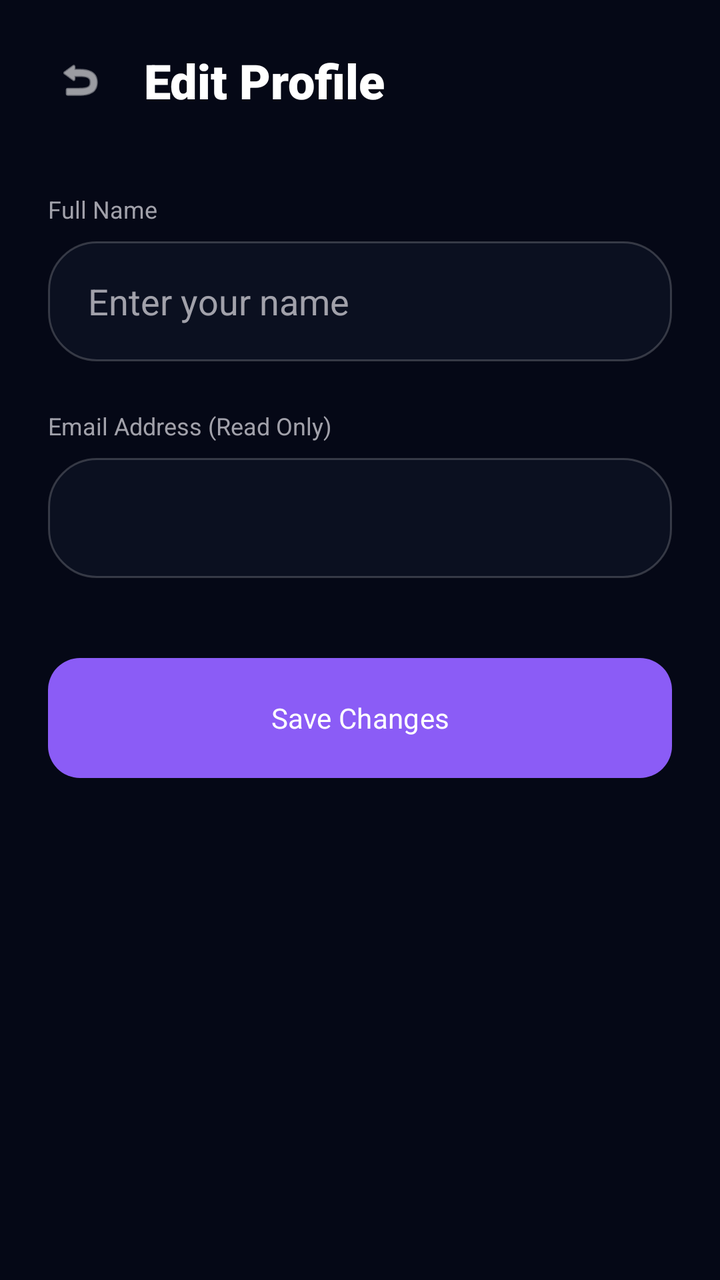
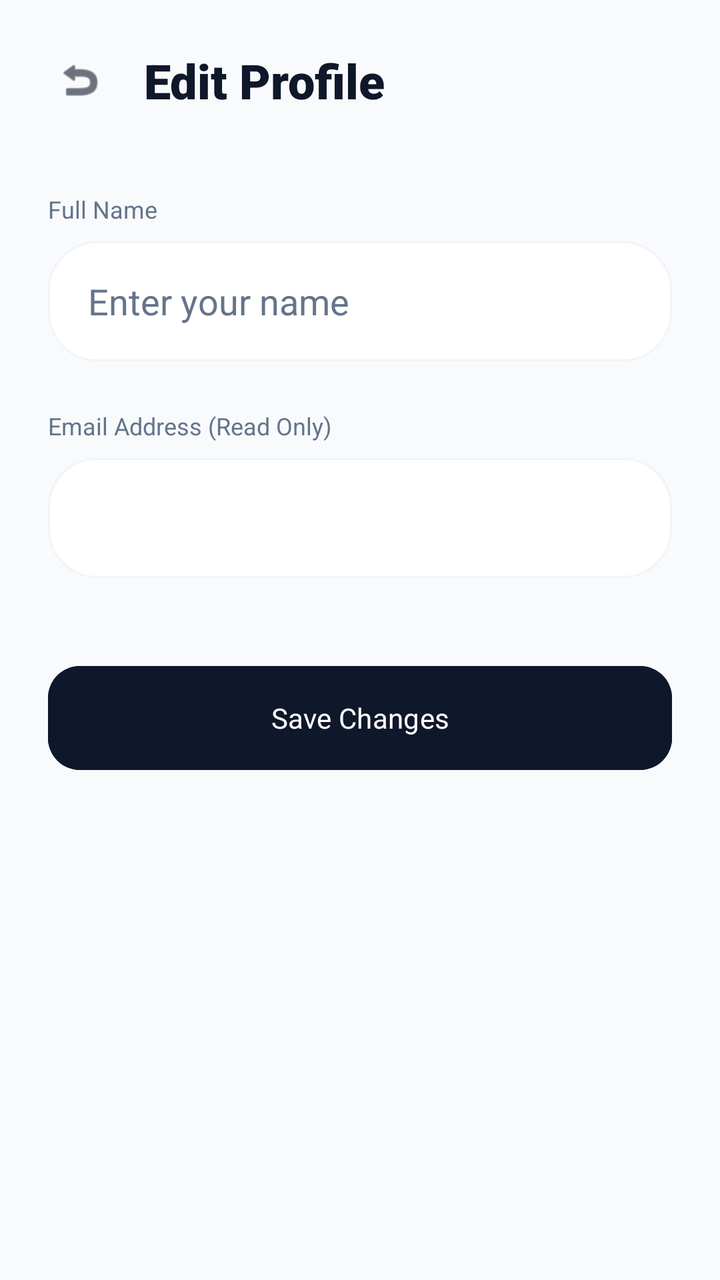

Compare the two renders of this Android layout. The source of the first and the diff that turns it into the second are given below.
<!-- AndroidManifest.xml: application theme Theme.SilentGuard -->
<!-- res/layout/activity_edit_profile.xml -->
<?xml version="1.0" encoding="utf-8"?>
<androidx.constraintlayout.widget.ConstraintLayout xmlns:android="http://schemas.android.com/apk/res/android"
    xmlns:app="http://schemas.android.com/apk/res-auto"
    android:layout_width="match_parent"
    android:layout_height="match_parent"
    android:background="@color/bg_primary"
    android:padding="24dp">

    
    <LinearLayout
        android:id="@+id/header"
        android:layout_width="match_parent"
        android:layout_height="wrap_content"
        android:orientation="horizontal"
        android:gravity="center_vertical"
        app:layout_constraintTop_toTopOf="parent">

        <ImageView
            android:id="@+id/btn_back"
            android:layout_width="32dp"
            android:layout_height="32dp"
            android:src="@android:drawable/ic_menu_revert"
            app:tint="@color/text_primary"
            android:clickable="true"
            android:focusable="true"
            android:padding="4dp" />

        <TextView
            android:layout_width="wrap_content"
            android:layout_height="wrap_content"
            android:layout_marginStart="16dp"
            android:text="Edit Profile"
            android:textColor="@color/text_primary"
            android:textSize="24sp"
            android:fontFamily="sans-serif-black" />
    </LinearLayout>

    <LinearLayout
        android:layout_width="match_parent"
        android:layout_height="wrap_content"
        android:orientation="vertical"
        android:layout_marginTop="40dp"
        app:layout_constraintTop_toBottomOf="@id/header">

        <TextView
            android:layout_width="wrap_content"
            android:layout_height="wrap_content"
            android:text="Full Name"
            android:textColor="@color/text_secondary"
            android:textSize="12sp"
            android:layout_marginBottom="8dp" />

        <EditText
            android:id="@+id/et_edit_name"
            android:layout_width="match_parent"
            android:layout_height="60dp"
            android:background="@drawable/bg_glass_card"
            android:hint="Enter your name"
            android:textColorHint="@color/text_secondary"
            android:textColor="@color/text_primary"
            android:paddingHorizontal="20dp"
            android:inputType="textPersonName"
            android:layout_marginBottom="24dp" />

        <TextView
            android:layout_width="wrap_content"
            android:layout_height="wrap_content"
            android:text="Email Address (Read Only)"
            android:textColor="@color/text_secondary"
            android:textSize="12sp"
            android:layout_marginBottom="8dp" />

        <EditText
            android:id="@+id/et_edit_email"
            android:layout_width="match_parent"
            android:layout_height="60dp"
            android:background="@drawable/bg_glass_card"
            android:textColor="@color/text_secondary"
            android:paddingHorizontal="20dp"
            android:enabled="false"
            android:layout_marginBottom="40dp" />

        <Button
            android:id="@+id/btn_save_profile"
            android:layout_width="match_parent"
            android:layout_height="60dp"
            android:text="Save Changes"
            android:textColor="@color/text_primary"
            android:background="@drawable/bg_neon_button"
            android:fontFamily="sans-serif-bold" />

    </LinearLayout>

</androidx.constraintlayout.widget.ConstraintLayout>
<!-- resources referenced by this layout -->
<resources>
  <color name="bg_primary">#050816</color>
  <color name="text_primary">#FFFFFF</color>
  <color name="text_secondary">#A1A1AA</color>
  <!-- drawable bg_glass_card (drawable) -->
  <?xml version="1.0" encoding="utf-8"?>
  <shape xmlns:android="http://schemas.android.com/apk/res/android">
      <solid android:color="@color/bg_secondary" />
      <corners android:radius="24dp" />
      <stroke
          android:width="1dp"
          android:color="@color/bg_glass_stroke" />
  </shape>
  <!-- drawable bg_neon_button (drawable) -->
  <?xml version="1.0" encoding="utf-8"?>
  <ripple xmlns:android="http://schemas.android.com/apk/res/android"
      android:color="#40FFFFFF">
      <item>
          <shape>
              <gradient
                  android:startColor="@color/accent_purple"
                  android:endColor="@color/neon_violet"
                  android:angle="45" />
              <corners android:radius="16dp" />
          </shape>
      </item>
  </ripple>
  <style name="Theme.SilentGuard" parent="Theme.Material3.DayNight.NoActionBar">
          <item name="colorPrimary">@color/accent_purple</item>
          <item name="android:windowBackground">@color/bg_primary</item>
          <item name="android:statusBarColor">@color/bg_primary</item>
          <item name="android:navigationBarColor">@color/bg_primary</item>
      </style>
  <color name="bg_secondary">#0B1020</color>
  <color name="bg_glass_stroke">#30FFFFFF</color>
  <color name="accent_purple">#8B5CF6</color>
  <color name="neon_violet">#A855F7</color>
</resources>

<!-- the commit's change to res/layout/activity_edit_profile.xml (unified diff, before → after) -->
@@ -85,9 +85,11 @@
             android:layout_width="match_parent"
             android:layout_height="60dp"
             android:text="Save Changes"
-            android:textColor="@color/text_primary"
-            android:background="@drawable/bg_neon_button"
-            android:fontFamily="sans-serif-bold" />
+            android:textColor="@color/ui_card_white"
+            android:backgroundTint="@color/ui_text_title"
+            android:textAllCaps="false"
+            android:fontFamily="sans-serif-bold"
+            app:cornerRadius="16dp" />
 
     </LinearLayout>
 
<!-- resource entries referenced after the edit -->
@@ -1,8 +1,10 @@
 <!-- resources referenced by this layout -->
 <resources>
-  <color name="bg_primary">#050816</color>
-  <color name="text_primary">#FFFFFF</color>
-  <color name="text_secondary">#A1A1AA</color>
+  <color name="bg_primary">#F8FAFC</color>
+  <color name="text_primary">#0F172A</color>
+  <color name="text_secondary">#64748B</color>
+  <color name="ui_card_white">#FFFFFF</color>
+  <color name="ui_text_title">#0F172A</color>
   <!-- drawable bg_glass_card (drawable) -->
   <?xml version="1.0" encoding="utf-8"?>
   <shape xmlns:android="http://schemas.android.com/apk/res/android">
@@ -12,29 +14,16 @@
           android:width="1dp"
           android:color="@color/bg_glass_stroke" />
   </shape>
-  <!-- drawable bg_neon_button (drawable) -->
-  <?xml version="1.0" encoding="utf-8"?>
-  <ripple xmlns:android="http://schemas.android.com/apk/res/android"
-      android:color="#40FFFFFF">
-      <item>
-          <shape>
-              <gradient
-                  android:startColor="@color/accent_purple"
-                  android:endColor="@color/neon_violet"
-                  android:angle="45" />
-              <corners android:radius="16dp" />
-          </shape>
-      </item>
-  </ripple>
-  <style name="Theme.SilentGuard" parent="Theme.Material3.DayNight.NoActionBar">
-          <item name="colorPrimary">@color/accent_purple</item>
-          <item name="android:windowBackground">@color/bg_primary</item>
-          <item name="android:statusBarColor">@color/bg_primary</item>
-          <item name="android:navigationBarColor">@color/bg_primary</item>
+  <style name="Theme.SilentGuard" parent="Theme.Material3.Light.NoActionBar">
+          <item name="colorPrimary">@color/brand_primary</item>
+          <item name="android:windowBackground">@color/ui_bg_main</item>
+          <item name="android:statusBarColor">@color/ui_bg_main</item>
+          <item name="android:windowLightStatusBar">true</item>
+          <item name="android:navigationBarColor">@color/ui_bg_main</item>
       </style>
-  <color name="bg_secondary">#0B1020</color>
-  <color name="bg_glass_stroke">#30FFFFFF</color>
-  <color name="accent_purple">#8B5CF6</color>
-  <color name="neon_violet">#A855F7</color>
+  <color name="bg_secondary">#FFFFFF</color>
+  <color name="bg_glass_stroke">#F1F5F9</color>
+  <color name="brand_primary">#0F172A</color>
+  <color name="ui_bg_main">#F8FAFC</color>
 </resources>
 
